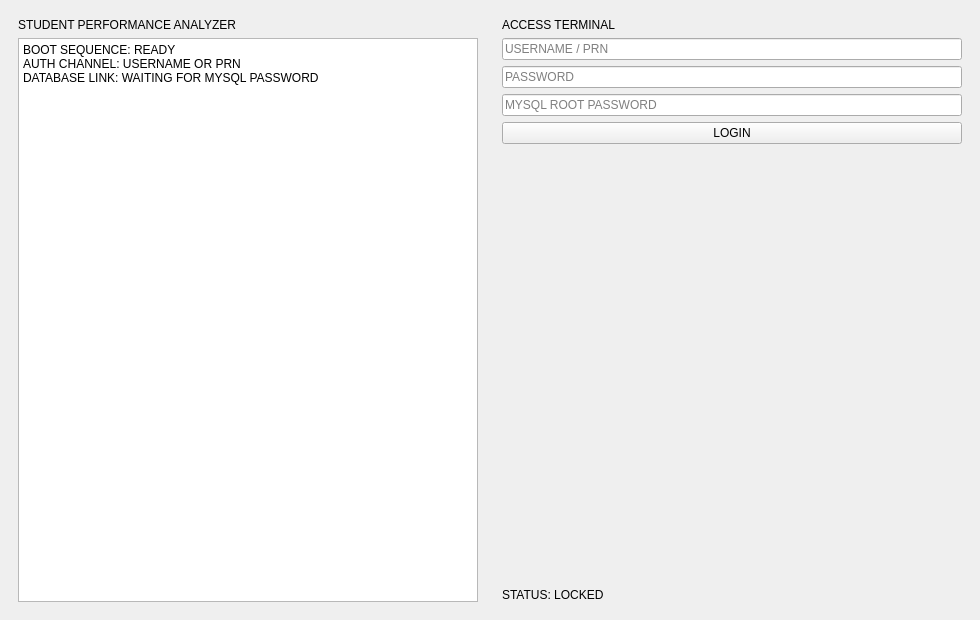
Qt form ui/login.ui (Md-Zakiur-Rahman/Student-performance-analyzer-spa_db-) before a commit.
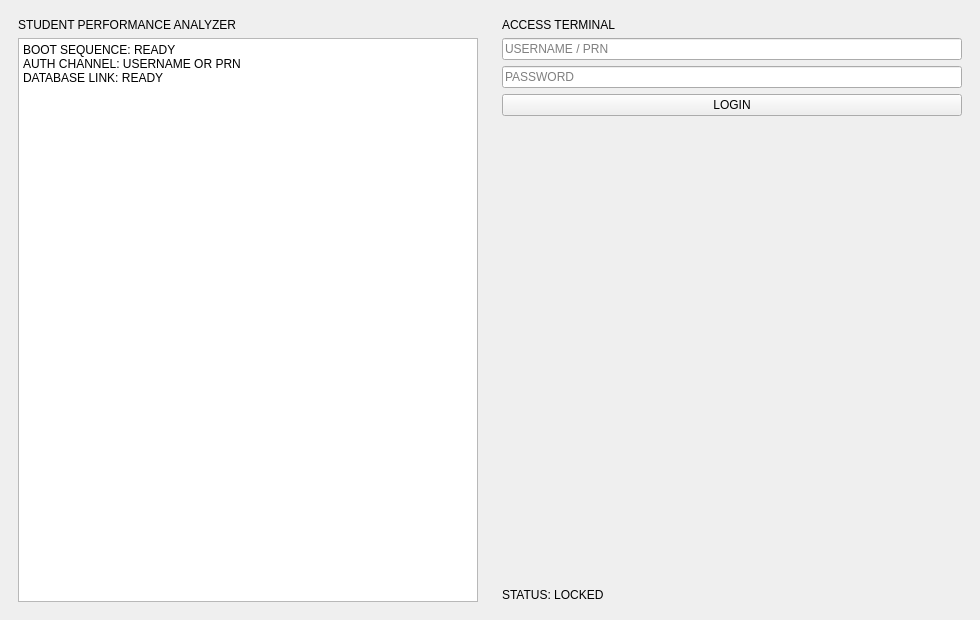
The same form after that commit.

The edit to the form file:
```diff
--- a/ui/login.ui
+++ b/ui/login.ui
@@ -12,7 +12,7 @@
        <item><widget class="QLabel" name="appTitle"><property name="text"><string>STUDENT PERFORMANCE ANALYZER</string></property></widget></item>
        <item><widget class="QTextEdit" name="terminalOutput"><property name="readOnly"><bool>true</bool></property><property name="plainText"><string>BOOT SEQUENCE: READY
 AUTH CHANNEL: USERNAME OR PRN
-DATABASE LINK: WAITING FOR MYSQL PASSWORD</string></property></widget></item>
+DATABASE LINK: READY</string></property></widget></item>
       </layout>
      </widget>
     </item>
@@ -22,7 +22,6 @@
        <item><widget class="QLabel" name="profileTitle"><property name="text"><string>ACCESS TERMINAL</string></property></widget></item>
        <item><widget class="QLineEdit" name="identifierInput"><property name="placeholderText"><string>USERNAME / PRN</string></property></widget></item>
        <item><widget class="QLineEdit" name="passwordInput"><property name="echoMode"><enum>QLineEdit::EchoMode::Password</enum></property><property name="placeholderText"><string>PASSWORD</string></property></widget></item>
-       <item><widget class="QLineEdit" name="mysqlPasswordInput"><property name="echoMode"><enum>QLineEdit::EchoMode::Password</enum></property><property name="placeholderText"><string>MYSQL ROOT PASSWORD</string></property></widget></item>
        <item><widget class="QPushButton" name="loginButton"><property name="text"><string>LOGIN</string></property></widget></item>
        <item><spacer name="loginSpacer"><property name="orientation"><enum>Qt::Orientation::Vertical</enum></property><property name="sizeHint" stdset="0"><size><width>20</width><height>220</height></size></property></spacer></item>
        <item><widget class="QLabel" name="statusLabel"><property name="text"><string>STATUS: LOCKED</string></property></widget></item>
```
